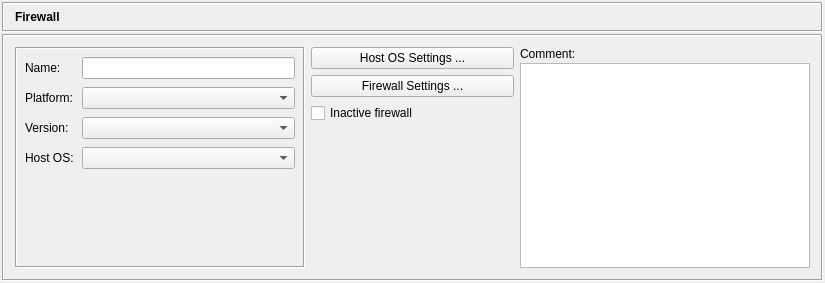
First picture: the form in src/gui/firewalldialog_q.ui, repository fwbuilder/fwbuilder, before the edit.
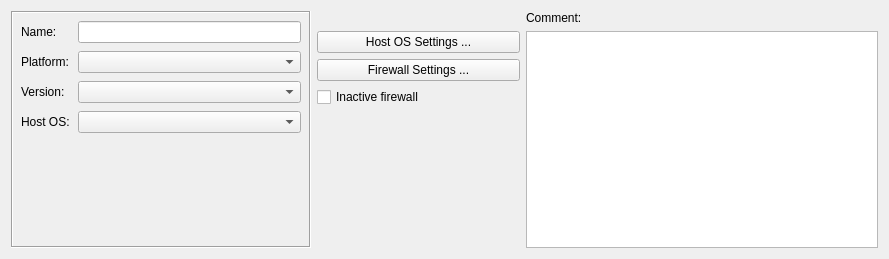
Second picture: the form after the edit. Icons and pictures are not drawn.

Commit message: fixes #491, #501 dialog layout fixes to make them look more consistent, using widget promotion feature in Designer to build stack of editor dialogs in the bottom panel of the main window instead of building them at run time

What changed in the file:
```diff
--- a/src/gui/firewalldialog_q.ui
+++ b/src/gui/firewalldialog_q.ui
@@ -8,8 +8,8 @@
    <rect>
     <x>0</x>
     <y>0</y>
-    <width>825</width>
-    <height>283</height>
+    <width>889</width>
+    <height>259</height>
    </rect>
   </property>
   <property name="sizePolicy" >
@@ -21,100 +21,39 @@
   <property name="windowTitle" >
    <string>Firewall</string>
   </property>
-  <layout class="QHBoxLayout" >
-   <property name="spacing" >
-    <number>2</number>
-   </property>
+  <layout class="QGridLayout" name="gridLayout_2" >
    <property name="margin" >
-    <number>2</number>
+    <number>0</number>
    </property>
-   <item>
-    <layout class="QVBoxLayout" >
-     <property name="spacing" >
-      <number>2</number>
-     </property>
-     <item>
-      <widget class="QFrame" name="frame3" >
-       <property name="sizePolicy" >
-        <sizepolicy vsizetype="Fixed" hsizetype="Preferred" >
-         <horstretch>0</horstretch>
-         <verstretch>0</verstretch>
-        </sizepolicy>
-       </property>
-       <property name="minimumSize" >
-        <size>
-         <width>16</width>
-         <height>30</height>
-        </size>
-       </property>
-       <property name="autoFillBackground" >
-        <bool>true</bool>
-       </property>
-       <property name="frameShape" >
-        <enum>QFrame::Box</enum>
-       </property>
-       <property name="frameShadow" >
-        <enum>QFrame::Sunken</enum>
-       </property>
-       <layout class="QGridLayout" >
-        <property name="margin" >
-         <number>2</number>
-        </property>
-        <property name="spacing" >
-         <number>2</number>
-        </property>
-        <item row="0" column="2" >
-         <widget class="QLabel" name="editorTitle" >
-          <property name="font" >
-           <font>
-            <weight>75</weight>
-            <bold>true</bold>
-           </font>
-          </property>
-          <property name="text" >
-           <string>Firewall</string>
-          </property>
-          <property name="wordWrap" >
-           <bool>false</bool>
-          </property>
-         </widget>
-        </item>
-        <item row="0" column="1" >
-         <widget class="QLabel" name="label" >
-          <property name="sizePolicy" >
-           <sizepolicy vsizetype="Preferred" hsizetype="Maximum" >
-            <horstretch>0</horstretch>
-            <verstretch>0</verstretch>
-           </sizepolicy>
-          </property>
-          <property name="text" >
-           <string/>
-          </property>
-          <property name="pixmap" >
-           <pixmap resource="MainRes.qrc" >:/Icons/Firewall/icon</pixmap>
-          </property>
-         </widget>
-        </item>
-       </layout>
-      </widget>
-     </item>
-     <item>
+   <item row="0" column="0" >
       <widget class="QFrame" name="frame20" >
        <property name="frameShape" >
-        <enum>QFrame::Box</enum>
+      <enum>QFrame::NoFrame</enum>
        </property>
        <property name="frameShadow" >
         <enum>QFrame::Sunken</enum>
        </property>
        <layout class="QGridLayout" name="gridLayout" >
-        <item rowspan="4" row="0" column="0" >
+      <item rowspan="5" row="0" column="0" >
          <widget class="QFrame" name="frame7_2" >
           <property name="sizePolicy" >
-           <sizepolicy vsizetype="Preferred" hsizetype="Preferred" >
+         <sizepolicy vsizetype="Expanding" hsizetype="Fixed" >
             <horstretch>0</horstretch>
             <verstretch>0</verstretch>
            </sizepolicy>
           </property>
+        <property name="minimumSize" >
+         <size>
+          <width>300</width>
+          <height>0</height>
+         </size>
+        </property>
+        <property name="maximumSize" >
+         <size>
+          <width>300</width>
+          <height>16777215</height>
+         </size>
+        </property>
           <property name="frameShape" >
            <enum>QFrame::Box</enum>
           </property>
@@ -288,7 +227,7 @@
           </layout>
          </widget>
         </item>
-        <item row="0" column="1" >
+      <item row="1" column="1" >
          <widget class="QPushButton" name="osAdvanced" >
           <property name="sizePolicy" >
            <sizepolicy vsizetype="Minimum" hsizetype="Fixed" >
@@ -313,12 +252,7 @@
           </property>
          </widget>
         </item>
-        <item rowspan="4" row="0" column="2" >
-         <layout class="QVBoxLayout" >
-          <property name="spacing" >
-           <number>2</number>
-          </property>
-          <item>
+      <item row="0" column="2" >
            <widget class="QLabel" name="textLabel2" >
             <property name="sizePolicy" >
              <sizepolicy vsizetype="Fixed" hsizetype="Preferred" >
@@ -334,17 +268,17 @@
             </property>
            </widget>
           </item>
-          <item>
+      <item rowspan="4" row="1" column="2" >
            <widget class="QTextEdit" name="comment" >
             <property name="sizePolicy" >
-             <sizepolicy vsizetype="MinimumExpanding" hsizetype="Expanding" >
+         <sizepolicy vsizetype="Expanding" hsizetype="Expanding" >
               <horstretch>0</horstretch>
               <verstretch>0</verstretch>
              </sizepolicy>
             </property>
             <property name="minimumSize" >
              <size>
-              <width>0</width>
+          <width>200</width>
               <height>0</height>
              </size>
             </property>
@@ -353,9 +287,7 @@
             </property>
            </widget>
           </item>
-         </layout>
-        </item>
-        <item row="1" column="1" >
+      <item row="2" column="1" >
          <widget class="QPushButton" name="fwAdvanced" >
           <property name="sizePolicy" >
            <sizepolicy vsizetype="Minimum" hsizetype="Fixed" >
@@ -380,7 +312,7 @@
           </property>
          </widget>
         </item>
-        <item row="2" column="1" >
+      <item row="3" column="1" >
          <widget class="QCheckBox" name="inactive" >
           <property name="sizePolicy" >
            <sizepolicy vsizetype="Fixed" hsizetype="Minimum" >
@@ -396,7 +328,7 @@
           </property>
          </widget>
         </item>
-        <item row="3" column="1" >
+      <item row="4" column="1" >
          <spacer>
           <property name="orientation" >
            <enum>Qt::Vertical</enum>
@@ -414,8 +346,6 @@
         </item>
        </layout>
       </widget>
-     </item>
-    </layout>
    </item>
   </layout>
  </widget>
```
Lines whose indentation alone changed are shown as unchanged. The commit also changes 49 other files.
